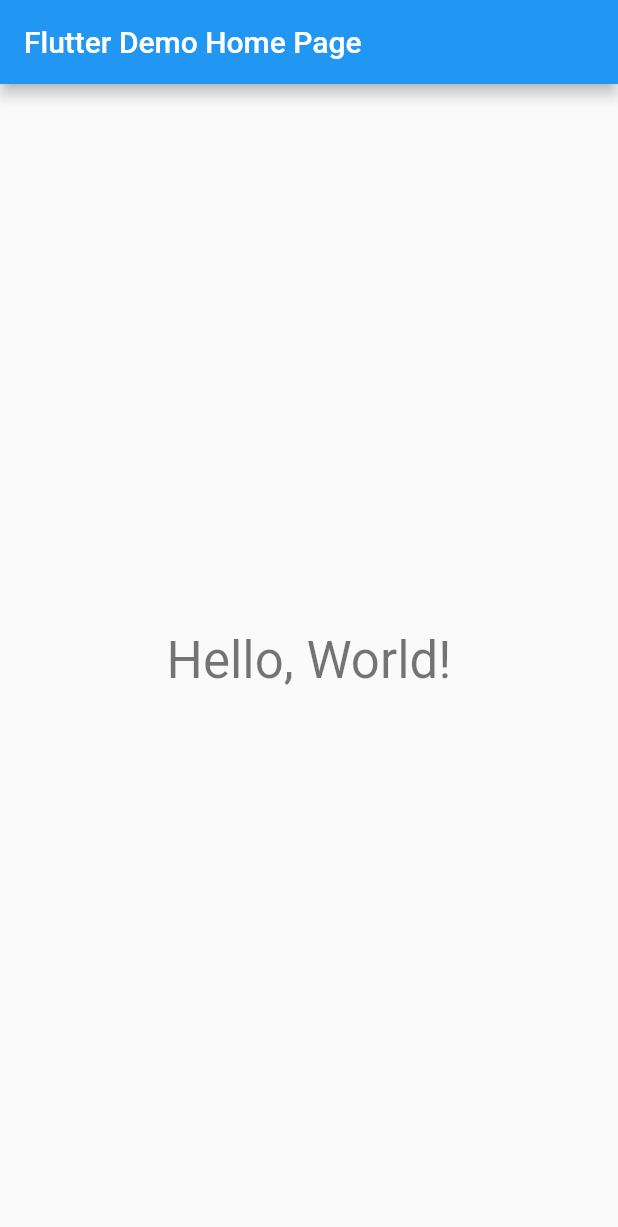
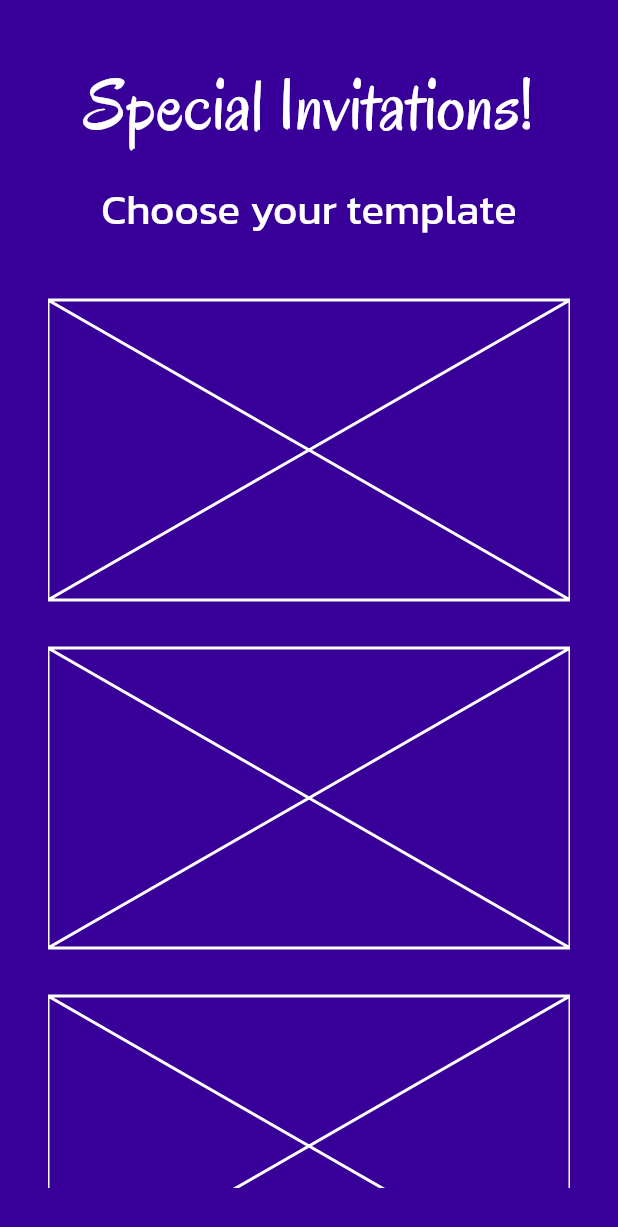
Before and after one commit to fawaz-alesayi/special-cards, a Flutter app: the screen it shows after launch, on a phone screen of 412 x 824 dp. Shown: the top 1227 px of the screen. Run offline on Flutter 3.47's test engine with Material 2 defaults, Android fonts, the light colour scheme and no system bars.

Commit message:
feature: base layout for app  1️⃣

```diff
--- a/lib/main.dart
+++ b/lib/main.dart
@@ -12,7 +12,24 @@ class MyApp extends StatelessWidget {
     return MaterialApp(
       title: 'Flutter Demo',
       theme: ThemeData(
-        primarySwatch: Colors.blue,
+        textTheme: const TextTheme(
+          headline1: TextStyle(
+              fontFamily: 'Oregano', color: Colors.white, fontSize: 48),
+          headline2:
+              TextStyle(fontFamily: 'Kanit', color: Colors.white, fontSize: 28),
+        ),
+        primarySwatch: const MaterialColor(0xFF390099, {
+          50: Color(0xFFE7E0F3),
+          100: Color(0xFFC4B3E0),
+          200: Color(0xFF9C80CC),
+          300: Color(0xFF744DB8),
+          400: Color(0xFF5726A8),
+          500: Color(0xFF390099),
+          600: Color(0xFF330091),
+          700: Color(0xFF2C0086),
+          800: Color(0xFF24007C),
+          900: Color(0xFF17006B),
+        }),
       ),
       home: const HomePage(title: 'Flutter Demo Home Page'),
       debugShowCheckedModeBanner: false,
@@ -23,7 +40,6 @@ class MyApp extends StatelessWidget {
 class HomePage extends StatelessWidget {
   final String title;
 
-
   const HomePage({
     Key? key,
     required this.title,
@@ -31,18 +47,41 @@ class HomePage extends StatelessWidget {
 
   @override
   Widget build(BuildContext context) {
-    // Render a text in the middle of the screen
     return Scaffold(
-      appBar: AppBar(
-        title: Text(title),
-      ),
-      body: Center(
-        child: Text(
-          'Hello, World!',
-          style: Theme.of(context).textTheme.headline4,
+      backgroundColor: Theme.of(context).primaryColor,
+      body: Container(
+        padding: const EdgeInsets.all(32),
+        child: ListView(
+          children: [
+            Padding(
+              padding: const EdgeInsets.symmetric(vertical: 8.0),
+              child: Center(
+                child: Text(
+                  'Special Invitations!',
+                  style: Theme.of(context).textTheme.headline1,
+                  textAlign: TextAlign.center,
+                ),
+              ),
+            ),
+            Padding(
+              padding: const EdgeInsets.symmetric(vertical: 8.0),
+              child: Center(
+                child: Text(
+                  'Choose your template',
+                  style: Theme.of(context).textTheme.headline2,
+                  textAlign: TextAlign.center,
+                ),
+              ),
+            ),
+            const SizedBox(height: 32),
+            Placeholder(fallbackHeight: 200, color: Colors.white),
+            const SizedBox(height: 32),
+            Placeholder(fallbackHeight: 200, color: Colors.white),
+            const SizedBox(height: 32),
+            Placeholder(fallbackHeight: 200, color: Colors.white)
+          ],
         ),
       ),
     );
   }
-
 }
```
Also changed, not shown: pubspec.yaml (+9 -11 lines), assets/fonts/Kanit-Regular.ttf (added), assets/fonts/Oregano-Italic.ttf (added), assets/fonts/Oregano-Regular.ttf (added).
